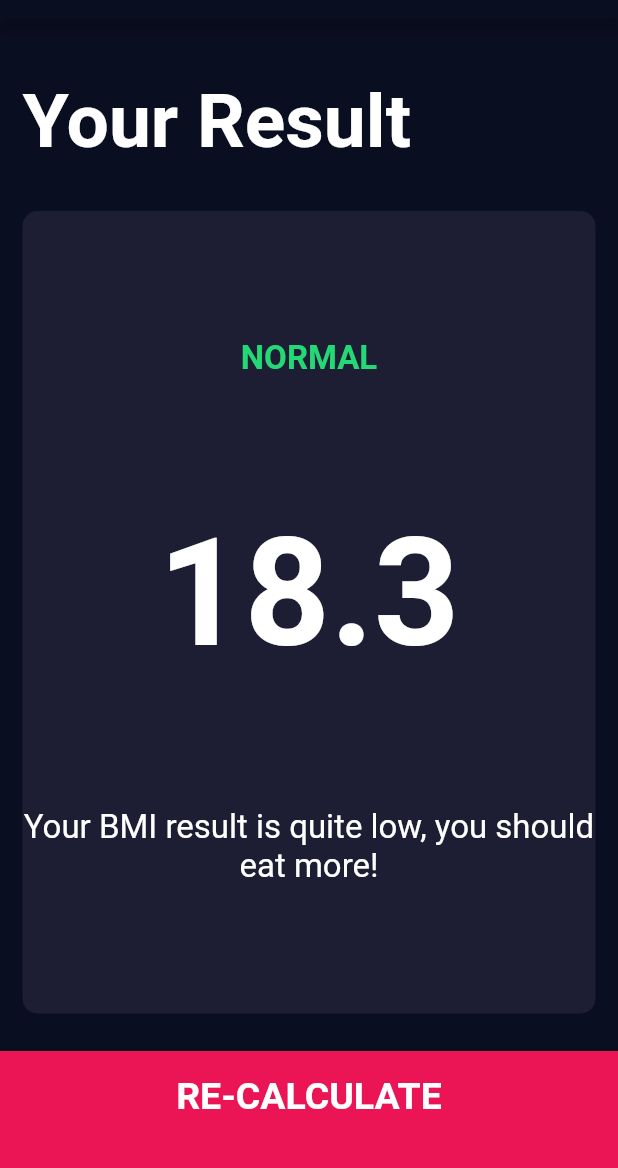
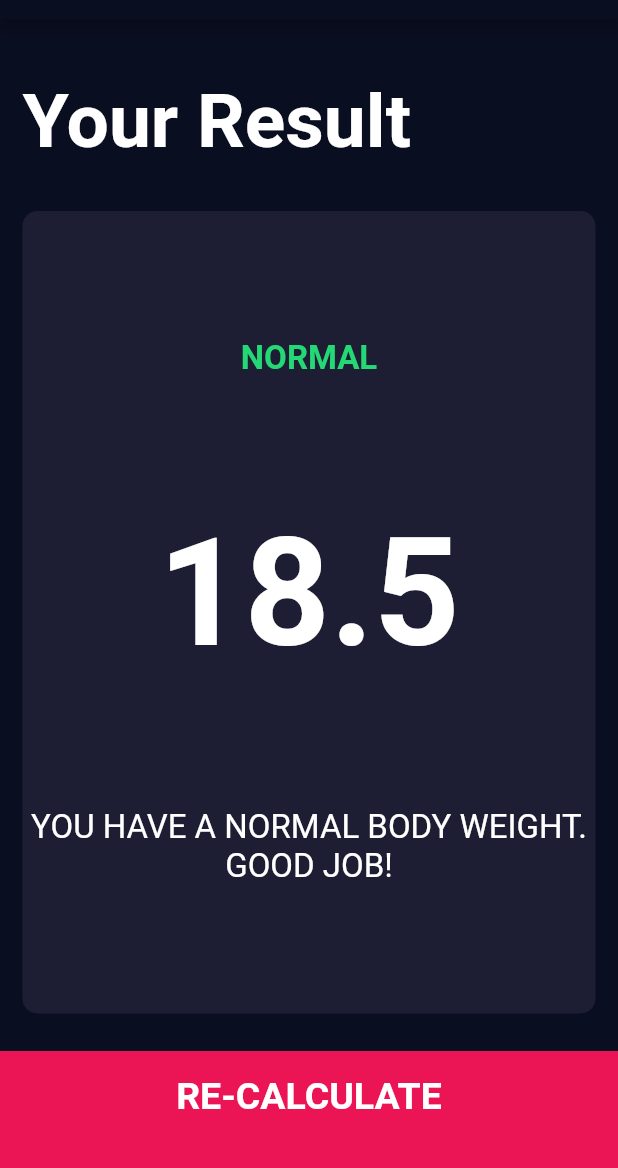
Before and after one commit to HyojunK/bmi_calculator_flutter, a Flutter app: the screen it shows after launch, after a tap on "CALCULATE", on a phone screen of 412 x 824 dp, the part 65-1233 px from its top. Run offline on Flutter 3.47's test engine with Material 2 defaults, Android fonts, the phone set to English and light mode, and no system bars; our stand-ins replace font_awesome_flutter.

Commit message:
Add result page

```diff
--- /dev/null
+++ b/lib/calculator_brain.dart
@@ -0,0 +1,35 @@
+import 'dart:math';
+
+class CalculatorBrain {
+  final int height;
+  final int weight;
+
+  late double _bmi;
+
+  CalculatorBrain({required this.height, required this.weight});
+
+  String calculateBMI() {
+    _bmi = weight / pow(height / 100, 2);
+    return _bmi.toStringAsFixed(1);
+  }
+
+  String getResult() {
+    if (_bmi >= 25) {
+      return 'Overweight';
+    } else if (_bmi > 18.5) {
+      return 'Normal';
+    } else {
+      return 'Underweight';
+    }
+  }
+
+  String getInterpretation() {
+    if (_bmi >= 25) {
+      return 'You have a higher than normar body weight. Try to exercise more.';
+    } else if (_bmi > 18.5) {
+      return 'You have a normal body weight. Good job!';
+    } else {
+      return 'You have a lower than normal body weight. You can eat a bit more.';
+    }
+  }
+}
--- a/lib/screens/input_page.dart
+++ b/lib/screens/input_page.dart
@@ -6,6 +6,7 @@ import 'package:bmi_calculator_flutter/components/reusable_card.dart';
 import 'package:bmi_calculator_flutter/constants.dart';
 import 'package:bmi_calculator_flutter/components/bottom_button.dart';
 import 'package:bmi_calculator_flutter/components/round_icon_button.dart';
+import 'package:bmi_calculator_flutter/calculator_brain.dart';
 
 enum Gender {
   male,
@@ -219,10 +220,17 @@ class InputPageState extends State<InputPage> {
           BottomButton(
             buttonTitle: 'CALCULATE',
             onTap: () {
+              CalculatorBrain calc =
+                  CalculatorBrain(height: height, weight: weight);
+
               Navigator.push(
                 context,
                 MaterialPageRoute(
-                  builder: (context) => const ResultsPage(),
+                  builder: (context) => ResultsPage(
+                    bmiResult: calc.calculateBMI(),
+                    resultText: calc.getResult(),
+                    interpretation: calc.getInterpretation(),
+                  ),
                 ),
               );
             },
--- a/lib/screens/results_page.dart
+++ b/lib/screens/results_page.dart
@@ -4,7 +4,15 @@ import 'package:bmi_calculator_flutter/components/reusable_card.dart';
 import 'package:flutter/material.dart';
 
 class ResultsPage extends StatelessWidget {
-  const ResultsPage({super.key});
+  final String bmiResult;
+  final String resultText;
+  final String interpretation;
+
+  const ResultsPage(
+      {super.key,
+      required this.bmiResult,
+      required this.resultText,
+      required this.interpretation});
 
   @override
   Widget build(BuildContext context) {
@@ -30,20 +38,20 @@ class ResultsPage extends StatelessWidget {
             flex: 5,
             child: ReusableCard(
               color: kActiveCardColor,
-              cardChild: const Column(
+              cardChild: Column(
                 mainAxisAlignment: MainAxisAlignment.spaceEvenly,
                 crossAxisAlignment: CrossAxisAlignment.center,
                 children: [
                   Text(
-                    'NORMAL',
+                    resultText.toUpperCase(),
                     style: kResultTextStyle,
                   ),
                   Text(
-                    '18.3',
+                    bmiResult.toUpperCase(),
                     style: kBMITextStyle,
                   ),
                   Text(
-                    'Your BMI result is quite low, you should eat more!',
+                    interpretation.toUpperCase(),
                     textAlign: TextAlign.center,
                     style: kBodyTextStyle,
                   ),
```
